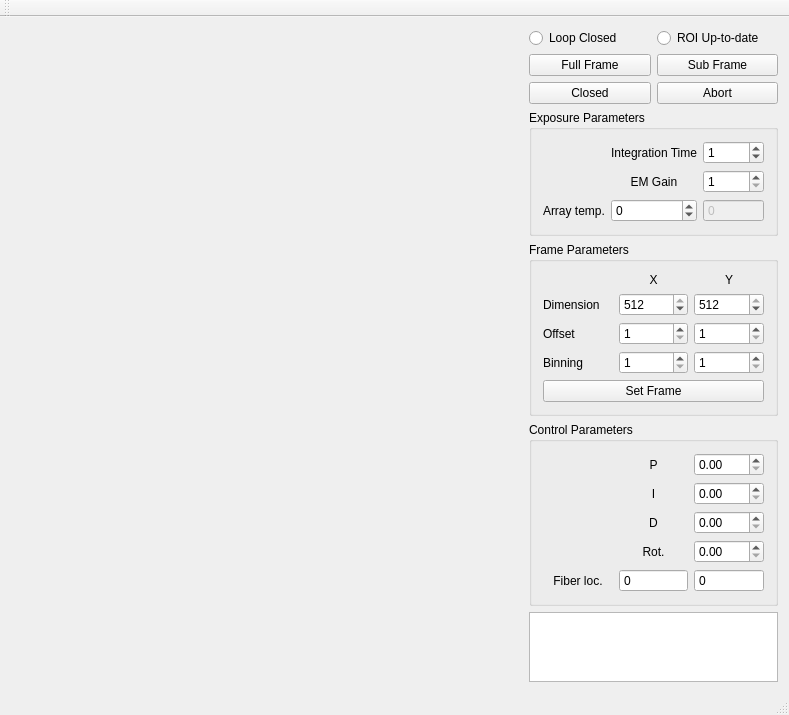
Qt form src/fttMainWindow.ui (tmccrack/cameraLibrary) before a commit.
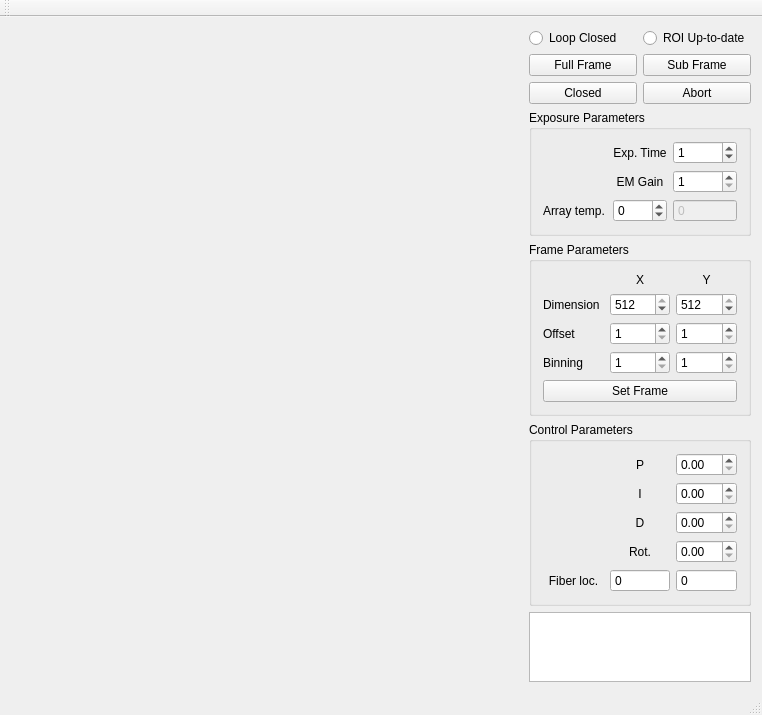
The same form after that commit.

The edit to the form file:
```diff
--- a/src/fttMainWindow.ui
+++ b/src/fttMainWindow.ui
@@ -179,7 +179,7 @@
          <item row="0" column="1">
           <widget class="QLabel" name="lbl_IntegrationTime">
            <property name="text">
-            <string>Integration Time</string>
+            <string>Exp. Time</string>
            </property>
            <property name="alignment">
             <set>Qt::AlignCenter</set>
```
Left out of the diff: 4 changed lines with no effect on the pictures.
